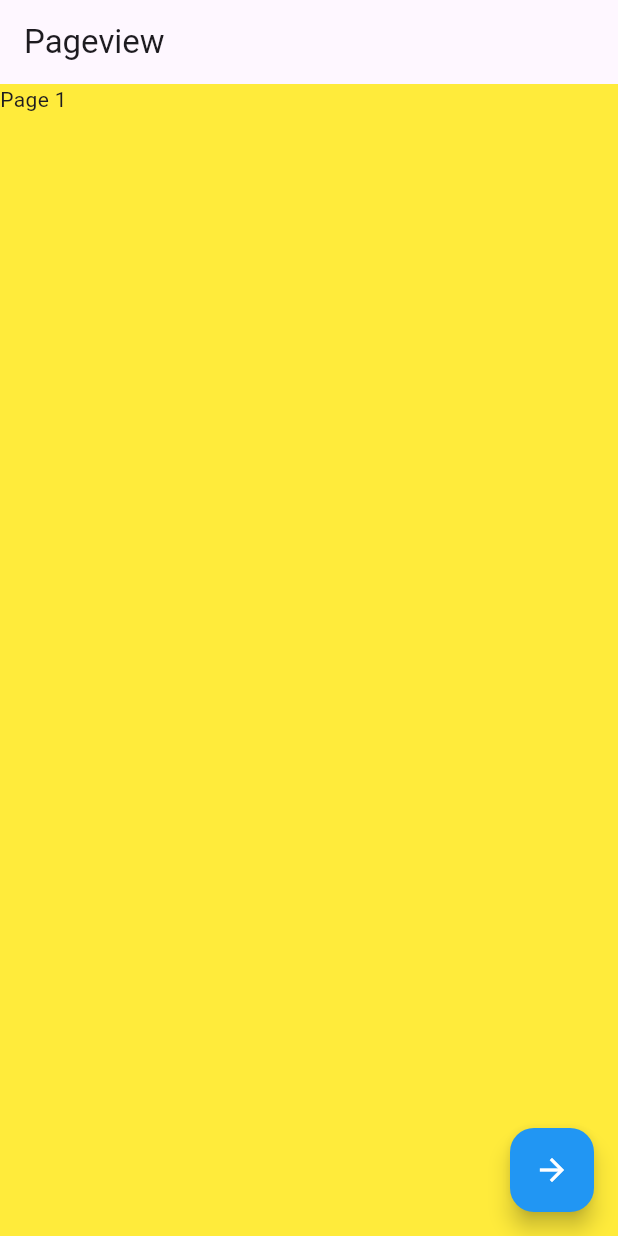
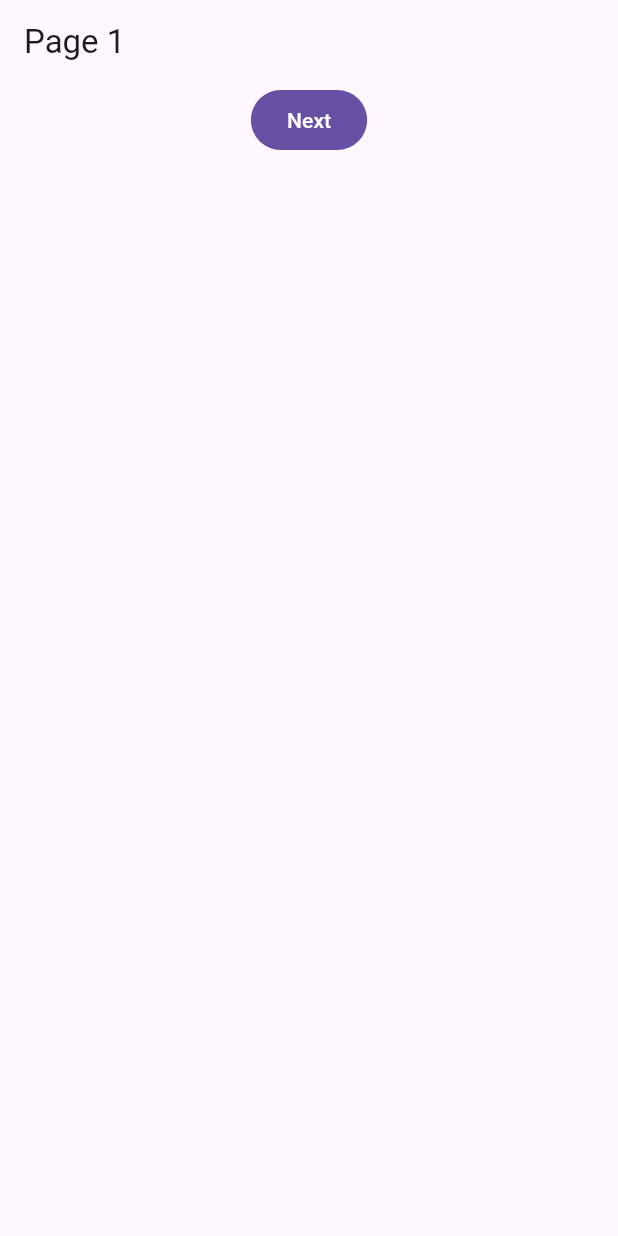
Before and after one commit to thanawatjanhan/flutter_application, a Flutter app: the screen it shows after launch, on a phone screen of 412 x 824 dp. Run offline on Flutter 3.47's test engine with Material 3 defaults, Android fonts, the phone set to English and light mode, and no system bars.

Commit message:
Add Navigation

```diff
--- a/lib/main.dart
+++ b/lib/main.dart
@@ -1,5 +1,6 @@
 import 'package:flutter/material.dart';
-import 'package:flutter_application_1/week08/pageview_demo.dart';
+import 'package:flutter_application_1/week08/page1.dart';
+// import 'package:flutter_application_1/week08/pageview_demo.dart';
 // import 'package:flutter_application_1/week01/basic.dart';
 // import 'package:flutter_application_1/week01/counter.dart';
 // import 'package:flutter_application_1/week08/scrollview_demo.dart';
@@ -7,6 +8,6 @@ import 'package:flutter_application_1/week08/pageview_demo.dart';
 
 void main() {
   runApp(
-    MaterialApp(home: PageviewDemo(), debugShowCheckedModeBanner: false),
+    MaterialApp(home: Page1(), debugShowCheckedModeBanner: false),
   ); //MaterialApp
 }
--- /dev/null
+++ b/lib/week08/fruit.dart
@@ -0,0 +1,7 @@
+class Fruit {
+  String name;
+  int price;
+  List date;
+
+  Fruit({required this.name, required this.price, required this.date});
+}
--- /dev/null
+++ b/lib/week08/page1.dart
@@ -0,0 +1,46 @@
+import 'package:flutter/material.dart';
+import 'package:flutter_application_1/week08/page2.dart';
+
+import 'fruit.dart';
+
+class Page1 extends StatelessWidget {
+  const Page1({super.key});
+
+  @override
+  Widget build(BuildContext context) {
+    return Scaffold(
+      appBar: AppBar(title: Text("Page 1")),
+      body: Container(
+        alignment: Alignment.topCenter,
+        child: FilledButton(
+          onPressed: () {
+            // jump to page 2
+            Navigator.push(
+              context,
+              // MaterialPageRoute(
+              //   builder: (context) => Page2(),
+              //   settings: RouteSettings(
+              //     arguments: <String, dynamic>{
+              //       "name": "apple",
+              //       "price": 15,
+              //       "date": ["10 Oct", "19 Oct"],
+              //     },
+              //   ),
+              // ),
+              MaterialPageRoute(
+                builder: (context) => Page2(
+                  fruit: Fruit(
+                    name: "apple",
+                    price: 15,
+                    date: ["10 Oct", "19 Oct"],
+                  ),
+                ),
+              ),
+            );
+          },
+          child: Text("Next"),
+        ),
+      ),
+    );
+  }
+}
```
Also changed, not shown: lib/week08/page2.dart (added, +38 -0 lines).
